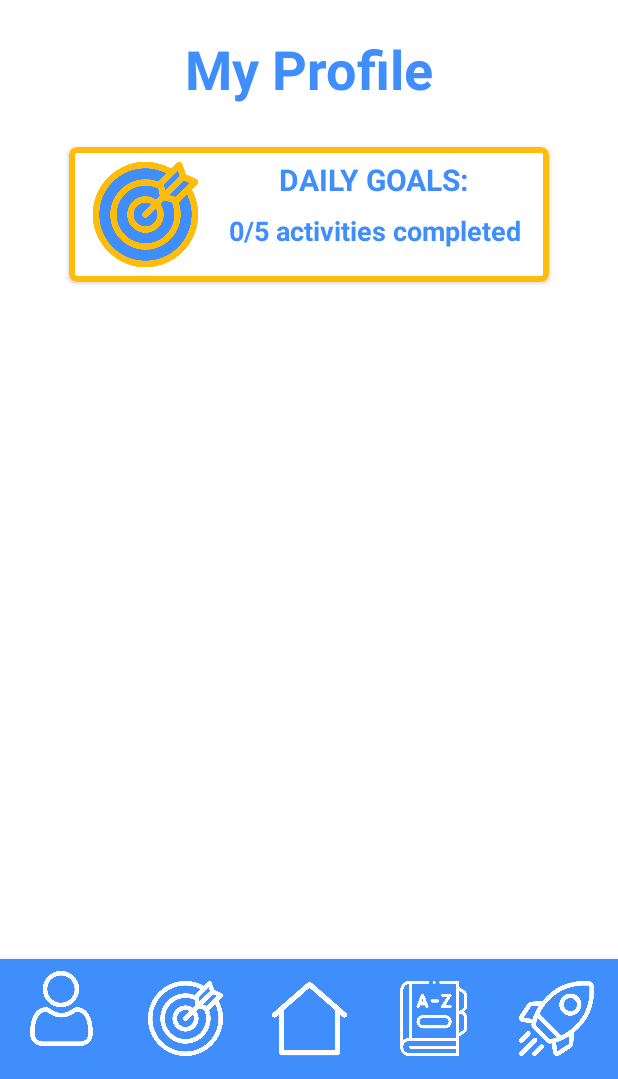
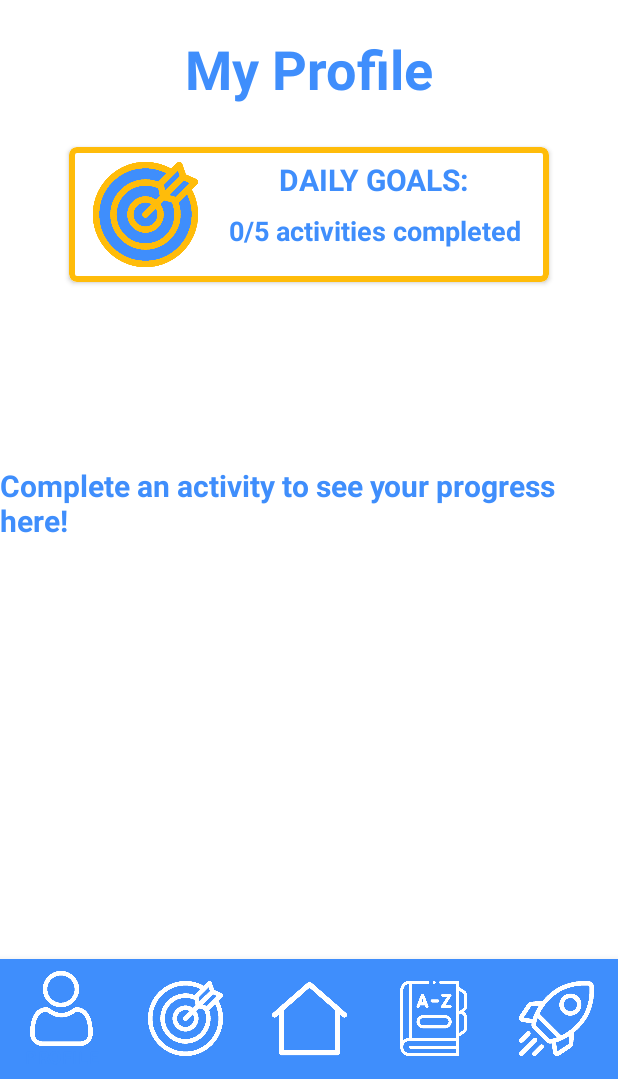
Before and after one commit to thedellyllama/StudyEnglish, an Android app: the fragment Page7 placed in its activity, on a phone screen of 412 x 824 dp, the part 157-1236 px from its top. Run offline under Robolectric (Android 15) with nearby library versions, the phone set to English and light mode, and no system bars; our stand-ins replace navigation-ui.

Commit message:
Progress functionality added

```diff
--- a/app/src/main/java/com/del/studyenglish1/Page7.java
+++ b/app/src/main/java/com/del/studyenglish1/Page7.java
@@ -4,16 +4,23 @@ import android.os.Bundle;
 import android.view.LayoutInflater;
 import android.view.View;
 import android.view.ViewGroup;
+import android.widget.ListView;
 import android.widget.TextView;
+import android.widget.Toast;
 
 import androidx.annotation.NonNull;
 import androidx.annotation.Nullable;
 import androidx.fragment.app.Fragment;
 
+import java.util.ArrayList;
+
 public class Page7 extends Fragment {
+
+    private ListView listView;
 
     private TextView textViewCurrentGoals;
     private TextView textViewCurrentTimeFrame;
+    private TextView textViewNoProgress;
     private int activitiesCompletedDaily;
     private int activitiesCompletedWeekly;
     private int activitiesGoal;
@@ -28,7 +35,9 @@ public class Page7 extends Fragment {
         dbHelper = QuizDbHelper.getInstance(getContext());
         textViewCurrentGoals = view.findViewById(R.id.text_view_current_goals);
         textViewCurrentTimeFrame = view.findViewById(R.id.text_view_daily_goals);
-
+        listView = view.findViewById(R.id.list_view_progress);
+        textViewNoProgress = view.findViewById(R.id.text_view_no_progress);
+        loadProgress();
 
         return view;
     }
@@ -44,13 +53,11 @@ public class Page7 extends Fragment {
 
         updateGoals();
         updateActivitiesCompleted();
+
     }
 
     public void updateActivitiesCompleted() {
-        /*
-        textViewCurrentTimeFrame.setText(timeFrameGoals + " GOALS:");
-        textViewCurrentGoals.setText(activitiesCompletedDaily + "/" + activitiesGoal + " activities completed");
-*/
+
         if (timeFrameGoals.equals("DAILY")) {
             textViewCurrentGoals.setText(activitiesCompletedDaily + "/" + activitiesGoal + " activities completed");
         } else {
@@ -66,4 +73,15 @@ public class Page7 extends Fragment {
         activitiesGoal = dbHelper.getActivityGoals();
     }
 
+    public void loadProgress() {
+        QuizDbHelper dbHelper = QuizDbHelper.getInstance(getContext());
+        ArrayList<Topic> progressList = dbHelper.getTopicProgress();
+       if (progressList.isEmpty()) {
+           textViewNoProgress.setText("Complete an activity to see your progress here!");
+        } else {
+            MyProgressAdapter myProgressAdapter = new MyProgressAdapter(getContext(), progressList);
+            listView.setAdapter(myProgressAdapter);
+       }
+    }
+
 }
--- a/app/src/main/java/com/del/studyenglish1/QuizDbHelper.java
+++ b/app/src/main/java/com/del/studyenglish1/QuizDbHelper.java
@@ -204,6 +204,7 @@ public class QuizDbHelper extends SQLiteOpenHelper {
         cv.put(TopicsTable.COLUMN_NAME, topic.getName());
         cv.put(TopicsTable.COLUMN_DIFFICULTY, topic.getDifficulty());
         cv.put(TopicsTable.COLUMN_TYPE, topic.getType());
+        cv.put(TopicsTable.COLUMN_ACT_COUNT, topic.getActivitiesCount());
         db.insert(TopicsTable.TABLE_NAME, null, cv);
     }
 
@@ -480,6 +481,39 @@ public class QuizDbHelper extends SQLiteOpenHelper {
         }
         c.close();
         return vocabList;
+    }
+
+    /**a method to return an array list of topics with >1 completed activity**/
+    public ArrayList<Topic> getTopicProgress() {
+        db = getReadableDatabase();
+        ArrayList<Topic> progressList = new ArrayList<>();
+
+        //String[] selectionArgs = null;
+        String selection = TopicsTable.COLUMN_ACT_COMPLETED + " > 0 ";
+        Cursor c = db.query(
+                TopicsTable.TABLE_NAME,
+                null,
+                selection,
+                null,
+                null,
+                null,
+                null
+        );
+
+        if (c.moveToFirst()) {
+            do {
+                Topic topic = new Topic();
+                topic.setId(c.getInt(c.getColumnIndex(TopicsTable._ID)));
+                topic.setName(c.getString(c.getColumnIndex(TopicsTable.COLUMN_NAME)));
+                topic.setDifficulty(c.getString(c.getColumnIndex(TopicsTable.COLUMN_DIFFICULTY)));
+                topic.setType(c.getString(c.getColumnIndex(TopicsTable.COLUMN_TYPE)));
+                topic.setActivitiesCount(c.getInt(c.getColumnIndex(TopicsTable.COLUMN_ACT_COUNT)));
+                topic.setActivitiesCompleted(c.getInt(c.getColumnIndex(TopicsTable.COLUMN_ACT_COMPLETED)));
+                progressList.add(topic);
+            } while (c.moveToNext());
+        }
+        c.close();
+        return progressList;
     }
 
     public int getTopicId(String selected_topic, String type, String level_name) {
--- a/app/src/main/res/layout/fragment_page7.xml
+++ b/app/src/main/res/layout/fragment_page7.xml
@@ -90,4 +90,24 @@
         </androidx.constraintlayout.widget.ConstraintLayout>
     </androidx.cardview.widget.CardView>
 
+    <ListView
+        android:id="@+id/list_view_progress"
+        android:layout_width="match_parent"
+        android:layout_height="367dp"
+        android:layout_marginBottom="100dp"
+        app:layout_constraintBottom_toBottomOf="parent"
+        app:layout_constraintStart_toStartOf="parent" />
+
+    <TextView
+        android:id="@+id/text_view_no_progress"
+        android:layout_width="wrap_content"
+        android:layout_height="wrap_content"
+        android:textSize="20sp"
+        android:textStyle="bold"
+        app:layout_constraintBottom_toBottomOf="parent"
+        app:layout_constraintEnd_toEndOf="parent"
+        app:layout_constraintHorizontal_bias="0.5"
+        app:layout_constraintStart_toStartOf="parent"
+        app:layout_constraintTop_toTopOf="parent" />
+
 </androidx.constraintlayout.widget.ConstraintLayout>
```
Also changed, not shown: app/src/main/java/com/del/studyenglish1/MyProgressAdapter.java (added, +78 -0 lines), app/src/main/res/layout/progress_item.xml (added, +50 -0 lines).
